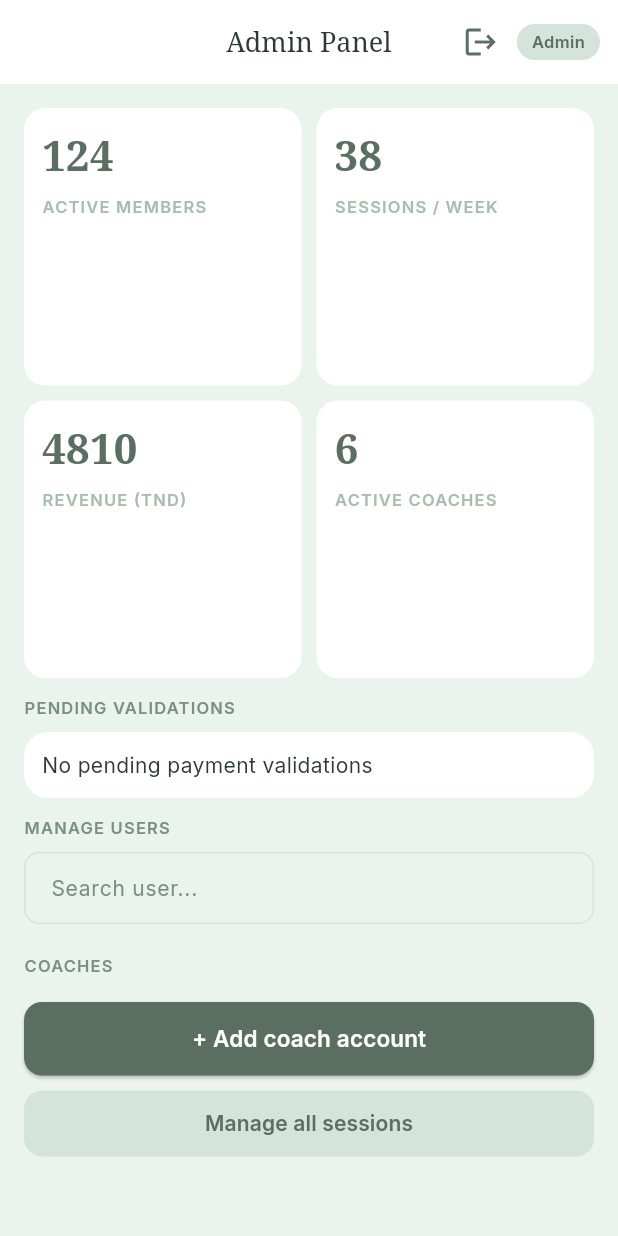
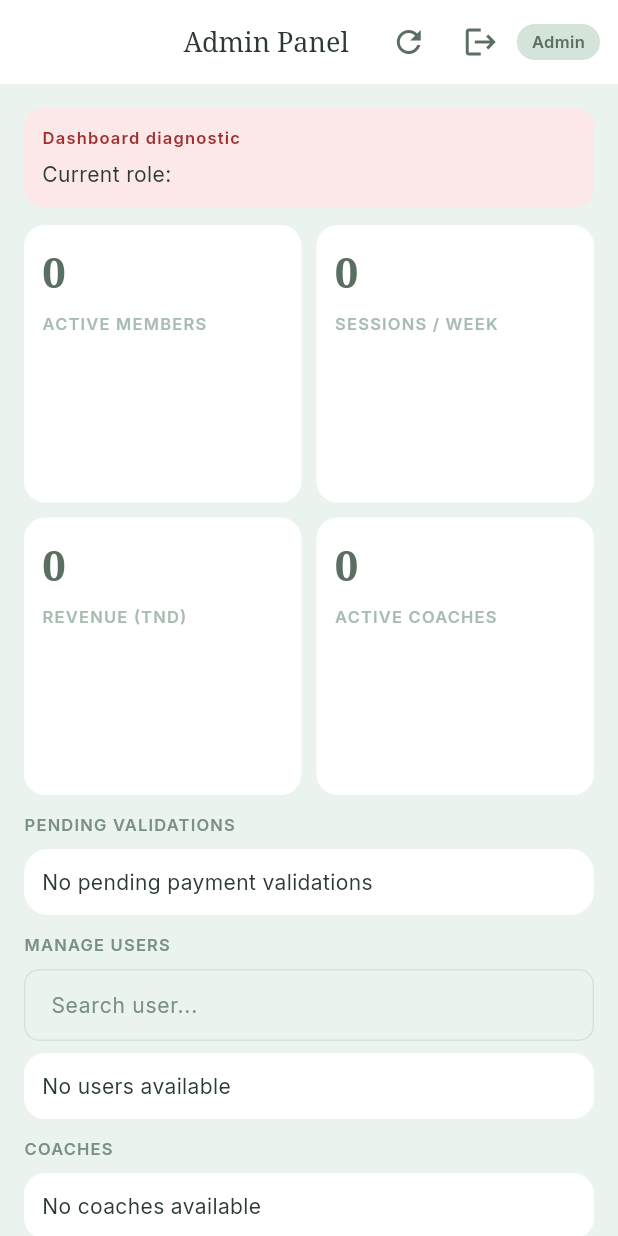
Before and after one commit to yacine-boujelbenne/Pilate.Padel.BookingApp, a Flutter app: the AdminHomeScreen screen opened by its route, on a phone screen of 412 x 824 dp. Run offline on Flutter 3.47's test engine with Material 3 defaults, Android fonts, the phone set to English and light mode, and no system bars; our stand-ins replace firebase_core, firebase_messaging, fl_chart, flutter_dotenv, go_router, google_fonts and 1 more; accounts and stored records are empty.

Commit message:
this push contains the problem of the dashboard display, the data fetching is not working

```diff
--- a/lib/views/screens/admin/admin_home_screen.dart
+++ b/lib/views/screens/admin/admin_home_screen.dart
@@ -24,16 +24,14 @@ class _AdminHomeScreenState extends State<AdminHomeScreen> {
   void initState() {
     super.initState();
     WidgetsBinding.instance.addPostFrameCallback((_) {
-      context.read<AdminController>().fetchDashboardStats();
-      context.read<AdminController>().fetchAllUsers();
-      context.read<AdminController>().fetchAllCoaches();
-      context.read<AdminController>().fetchPendingValidations();
+      context.read<AdminController>().refreshDashboardData();
     });
   }
 
   @override
   Widget build(BuildContext context) {
     final admin = context.watch<AdminController>();
+    final auth = context.watch<AuthController>();
     final searchController = TextEditingController();
 
     return Scaffold(
@@ -41,6 +39,12 @@ class _AdminHomeScreenState extends State<AdminHomeScreen> {
         title: 'Admin Panel',
         badgeText: 'Admin',
         extraActions: [
+          IconButton(
+            tooltip: 'Refresh',
+            icon: const Icon(Icons.refresh, color: AppColors.sageDark),
+            onPressed: () =>
+                context.read<AdminController>().refreshDashboardData(),
+          ),
           IconButton(
             tooltip: 'Sign out',
             icon: const Icon(Icons.logout, color: AppColors.sageDark),
@@ -54,17 +58,58 @@ class _AdminHomeScreenState extends State<AdminHomeScreen> {
       body: ListView(
         padding: const EdgeInsets.all(16),
         children: [
+          if ((auth.profile?.role ?? '') != 'admin' || admin.error != null)
+            Container(
+              margin: const EdgeInsets.only(bottom: 12),
+              padding: const EdgeInsets.all(12),
+              decoration: BoxDecoration(
+                color: AppColors.redLight,
+                borderRadius: BorderRadius.circular(12),
+              ),
+              child: Column(
+                crossAxisAlignment: CrossAxisAlignment.start,
+                children: [
+                  Text(
+                    'Dashboard diagnostic',
+                    style: AppTextStyles.sectionLabel.copyWith(
+                      color: AppColors.redDark,
+                    ),
+                  ),
+                  const SizedBox(height: 6),
+                  Text(
+                    'Current role: ${auth.profile?.role ?? 'unknown'}',
+                    style: AppTextStyles.body,
+                  ),
+                  if (admin.error != null) ...[
+                    const SizedBox(height: 4),
+                    Text('Error: ${admin.error}', style: AppTextStyles.body),
+                  ],
+                ],
+              ),
+            ),
           GridView.count(
             crossAxisCount: 2,
             crossAxisSpacing: 10,
             mainAxisSpacing: 10,
             shrinkWrap: true,
             physics: const NeverScrollableScrollPhysics(),
-            children: const [
-              StatCard(value: '124', label: 'Active members'),
-              StatCard(value: '38', label: 'Sessions / week'),
-              StatCard(value: '4810', label: 'Revenue (TND)'),
-              StatCard(value: '6', label: 'Active coaches'),
+            children: [
+              StatCard(
+                value: admin.stats['activeMembers']?.toString() ?? '0',
+                label: 'Active members',
+              ),
+              StatCard(
+                value: admin.stats['sessionsWeek']?.toString() ?? '0',
+                label: 'Sessions / week',
+              ),
+              StatCard(
+                value: admin.stats['revenueTnd']?.toStringAsFixed(0) ?? '0',
+                label: 'Revenue (TND)',
+              ),
+              StatCard(
+                value: admin.stats['activeCoaches']?.toString() ?? '0',
+                label: 'Active coaches',
+              ),
             ],
           ),
           const SizedBox(height: 12),
@@ -89,7 +134,9 @@ class _AdminHomeScreenState extends State<AdminHomeScreen> {
                   '${profile?['first_name'] ?? ''} ${profile?['last_name'] ?? ''}'
                       .trim();
               final sessionTitle = session?['title'] as String? ?? 'Session';
-              final amount = (booking['paid_amount_tnd'] as num?)?.toStringAsFixed(2) ?? '0.00';
+              final amount =
+                  (booking['paid_amount_tnd'] as num?)?.toStringAsFixed(2) ??
+                      '0.00';
 
               return Container(
                 margin: const EdgeInsets.only(bottom: 10),
@@ -142,6 +189,16 @@ class _AdminHomeScreenState extends State<AdminHomeScreen> {
           const SizedBox(height: 8),
           FlexFormInput(controller: searchController, hint: 'Search user...'),
           const SizedBox(height: 8),
+          if (admin.users.isEmpty)
+            Container(
+              padding: const EdgeInsets.all(12),
+              decoration: BoxDecoration(
+                color: AppColors.white,
+                borderRadius: BorderRadius.circular(14),
+              ),
+              child: Text('No users available', style: AppTextStyles.body),
+            )
+          else
             ...admin.users.take(3).map(
                   (u) => Container(
                     margin: const EdgeInsets.only(bottom: 8),
@@ -158,7 +215,8 @@ class _AdminHomeScreenState extends State<AdminHomeScreen> {
                             text: 'Plan', variant: ChipBadgeVariant.amber),
                         const SizedBox(width: 6),
                         ChipBadge(
-                          text: u['is_blocked'] == true ? 'Blocked' : 'Active',
+                            text:
+                                u['is_blocked'] == true ? 'Blocked' : 'Active',
                             variant: u['is_blocked'] == true
                                 ? ChipBadgeVariant.red
                                 : ChipBadgeVariant.green),
@@ -174,6 +232,16 @@ class _AdminHomeScreenState extends State<AdminHomeScreen> {
           const SizedBox(height: 12),
           Text('COACHES', style: AppTextStyles.sectionLabel),
           const SizedBox(height: 8),
+          if (admin.coaches.isEmpty)
+            Container(
+              padding: const EdgeInsets.all(12),
+              decoration: BoxDecoration(
+                color: AppColors.white,
+                borderRadius: BorderRadius.circular(14),
+              ),
+              child: Text('No coaches available', style: AppTextStyles.body),
+            )
+          else
             ...admin.coaches.map(
               (c) => Padding(
                 padding: const EdgeInsets.only(bottom: 8),
```
Also changed, not shown: lib/controllers/admin_controller.dart (+72 -24 lines), pubspec.lock, 2 other files. Lines whose indentation alone changed are shown as unchanged.
